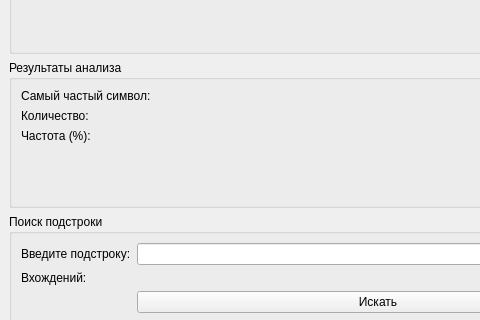
copchen/CharFrequencyAnalyzer, file mainwindow.ui: the form before one commit; both pictures show x 0 to 480 and y 132 to 452 of the 640 by 554 pixel window.
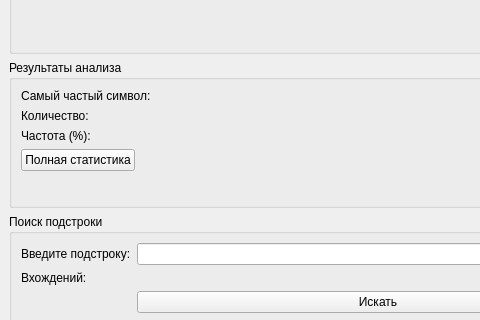
The form after the commit.

Patch:
```diff
--- a/mainwindow.ui
+++ b/mainwindow.ui
@@ -114,6 +114,13 @@
        <item row="2" column="1">
         <widget class="QLabel" name="valueFrequency"/>
        </item>
+       <item row="3" column="0">
+        <widget class="QPushButton" name="btnFullStats">
+         <property name="text">
+          <string>Полная статистика</string>
+         </property>
+        </widget>
+       </item>
       </layout>
      </widget>
     </item>
```
Left out of the diff: 23 changed lines with no effect on the pictures.
